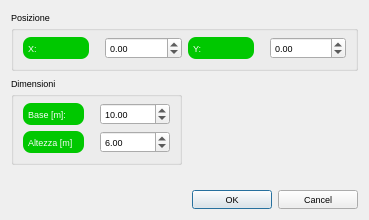
The window that labeditdialog.ui (crocodile119/Laser-Studio) describes before a commit, drawn with Qt 5.
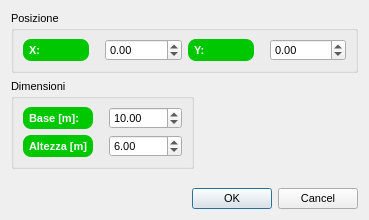
The same window after the commit.

The edit to the form file:
```diff
--- a/labeditdialog.ui
+++ b/labeditdialog.ui
@@ -12,7 +12,7 @@
   </property>
   <property name="font">
    <font>
-    <pointsize>7</pointsize>
+    <pointsize>8</pointsize>
    </font>
   </property>
   <property name="windowTitle">
@@ -26,7 +26,7 @@
     <widget class="QGroupBox" name="groupBox_2">
      <property name="font">
       <font>
-       <pointsize>7</pointsize>
+       <pointsize>8</pointsize>
       </font>
      </property>
      <property name="title">
@@ -37,7 +37,9 @@
        <widget class="QLabel" name="label_4">
         <property name="font">
          <font>
-          <pointsize>7</pointsize>
+          <pointsize>8</pointsize>
+          <weight>75</weight>
+          <bold>true</bold>
          </font>
         </property>
         <property name="styleSheet">
@@ -57,7 +59,9 @@
        <widget class="QLabel" name="label_5">
         <property name="font">
          <font>
-          <pointsize>7</pointsize>
+          <pointsize>8</pointsize>
+          <weight>75</weight>
+          <bold>true</bold>
          </font>
         </property>
         <property name="styleSheet">
@@ -77,7 +81,7 @@
        <widget class="QDoubleSpinBox" name="widthSpinBox">
         <property name="font">
          <font>
-          <pointsize>7</pointsize>
+          <pointsize>8</pointsize>
          </font>
         </property>
         <property name="styleSheet">
@@ -101,7 +105,7 @@
        <widget class="QDoubleSpinBox" name="heightSpinBox">
         <property name="font">
          <font>
-          <pointsize>7</pointsize>
+          <pointsize>8</pointsize>
          </font>
         </property>
         <property name="styleSheet">
@@ -141,7 +145,7 @@
     <widget class="QDialogButtonBox" name="buttonBox">
      <property name="font">
       <font>
-       <pointsize>7</pointsize>
+       <pointsize>8</pointsize>
       </font>
      </property>
      <property name="orientation">
@@ -156,7 +160,9 @@
     <widget class="QGroupBox" name="groupBox">
      <property name="font">
       <font>
-       <pointsize>7</pointsize>
+       <pointsize>8</pointsize>
+       <weight>50</weight>
+       <bold>false</bold>
       </font>
      </property>
      <property name="title">
@@ -182,7 +188,9 @@
        <widget class="QLabel" name="label">
         <property name="font">
          <font>
-          <pointsize>7</pointsize>
+          <pointsize>8</pointsize>
+          <weight>75</weight>
+          <bold>true</bold>
          </font>
         </property>
         <property name="styleSheet">
@@ -202,7 +210,9 @@
        <widget class="QDoubleSpinBox" name="xSpinBox">
         <property name="font">
          <font>
-          <pointsize>7</pointsize>
+          <pointsize>8</pointsize>
+          <weight>50</weight>
+          <bold>false</bold>
          </font>
         </property>
         <property name="styleSheet">
@@ -223,7 +233,9 @@
        <widget class="QLabel" name="label_2">
         <property name="font">
          <font>
-          <pointsize>7</pointsize>
+          <pointsize>8</pointsize>
+          <weight>75</weight>
+          <bold>true</bold>
          </font>
         </property>
         <property name="styleSheet">
@@ -243,7 +255,9 @@
        <widget class="QDoubleSpinBox" name="ySpinBox">
         <property name="font">
          <font>
-          <pointsize>7</pointsize>
+          <pointsize>8</pointsize>
+          <weight>50</weight>
+          <bold>false</bold>
          </font>
         </property>
         <property name="styleSheet">
```
